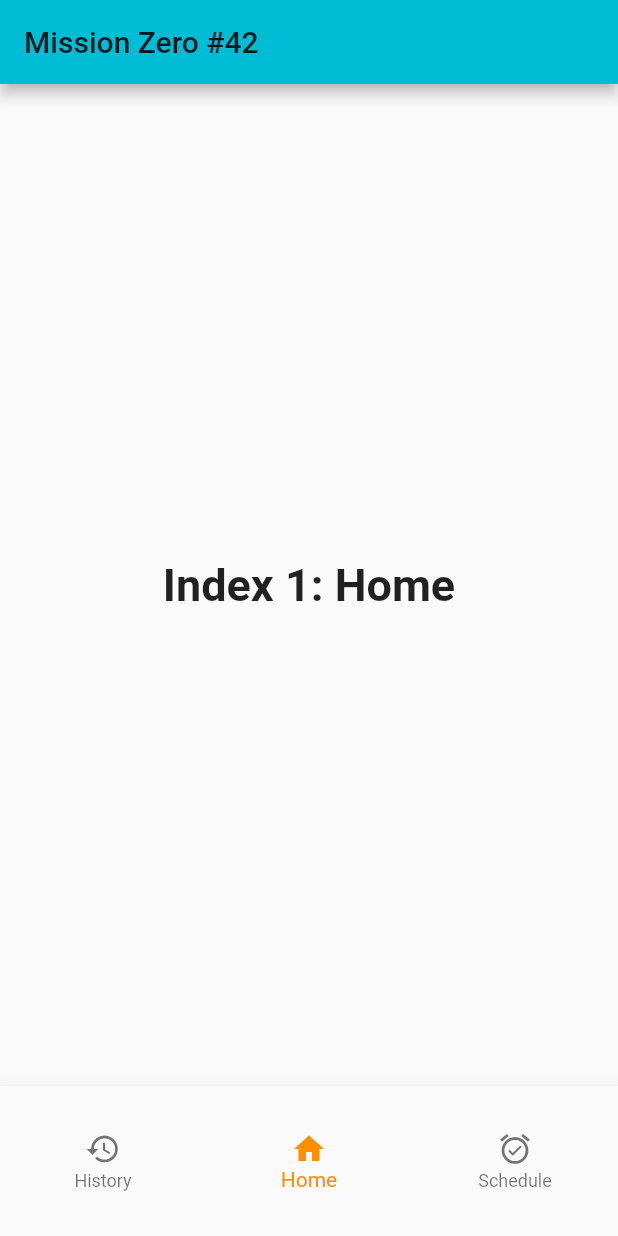
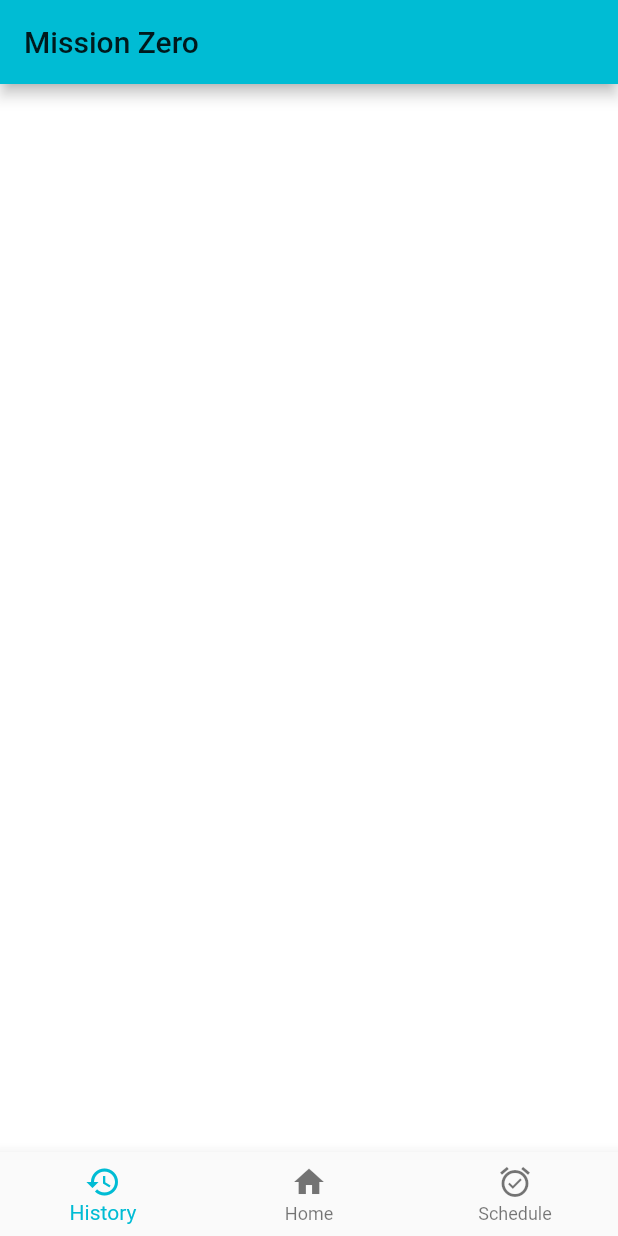
Before and after one commit to LukasPoque/mission_zero, a Flutter app: the screen it shows after launch, on a phone screen of 412 x 824 dp. Run offline on Flutter 3.47's test engine with Material 2 defaults, Android fonts, the phone set to English and light mode, and no system bars.

Commit message:
add history page

```diff
--- /dev/null
+++ b/lib/history_page.dart
@@ -0,0 +1,14 @@
+import 'package:flutter/material.dart';
+
+class HistoryPage extends StatelessWidget {
+  final Color color;
+
+  HistoryPage(this.color);
+
+  @override
+  Widget build(BuildContext context) {
+    return Container(
+      color: color,
+    );
+  }
+}
--- a/lib/main.dart
+++ b/lib/main.dart
@@ -1,4 +1,5 @@
 import 'package:flutter/material.dart';
+import 'package:mission_zero/history_page.dart';
 
 void main() => runApp(MyApp());
 
@@ -21,65 +22,75 @@ class MyHomePage extends StatefulWidget {
   final String title;
 
   @override
-  _MyHomePageState createState() => _MyHomePageState();
+  State<StatefulWidget> createState() {
+    return _MyHomePageState();
+  }
 }
 
 class _MyHomePageState extends State<MyHomePage> {
-  int _selectedIndex = 1;
-
-  static const TextStyle optionStyle =
-      TextStyle(fontSize: 30, fontWeight: FontWeight.bold);
-  static const List<Widget> _widgetOptions = <Widget>[
-    Text(
-      'Index 0: History',
-      style: optionStyle,
-    ),
-    Text(
-      'Index 1: Home',
-      style: optionStyle,
-    ),
-    Text(
-      'Index 2: Schedule',
-      style: optionStyle,
-    ),
-  ];
-
-  void _onItemTapped(int index) {
-    setState(() {
-      _selectedIndex = index;
-    });
-  }
+  PageController _pageController;
+  int _index = 0;
 
   @override
   Widget build(BuildContext context) {
     return Scaffold(
       appBar: AppBar(
-          title: const Text('Mission Zero #42'),
+        title: Text('Mission Zero'),
       ),
-        body: Center(
-          child: _widgetOptions.elementAt(_selectedIndex),
+      body: new PageView(
+        children: [
+          new HistoryPage(Colors.white),
+          new Container(color: Colors.blue),
+          new Container(color: Colors.grey)
+        ],
+        controller: _pageController,
+        onPageChanged: onIndexChanged,
       ),
-        bottomNavigationBar: SizedBox(
-          height: 100,
-          child: BottomNavigationBar(
-            items: const <BottomNavigationBarItem>[
+      bottomNavigationBar: BottomNavigationBar(
+        onTap: onTabTapped,
+        currentIndex: _index,
+        items: [
           BottomNavigationBarItem(
-                icon: Icon(Icons.history),
-                title: Text('History'),
+            icon: new Icon(Icons.history),
+            title: new Text('History'),
           ),
           BottomNavigationBarItem(
-                icon: Icon(Icons.home),
-                title: Text('Home'),
+            icon: new Icon(Icons.home),
+            title: new Text('Home'),
           ),
           BottomNavigationBarItem(
               icon: Icon(Icons.alarm_on),
-                title: Text('Schedule'),
+              title: Text('Schedule')
+          )
+        ],
       ),
-            ],
-            currentIndex: _selectedIndex,
-            selectedItemColor: Colors.amber[800],
-            onTap: _onItemTapped,
-          ),
-        ));
+    );
   }
+
+  void onTabTapped(int index) {
+    _pageController.animateToPage(
+        index,
+        duration: const Duration(milliseconds: 300),
+        curve: Curves.ease
+    );
   }
+
+  void onIndexChanged(int index){
+    setState((){
+      this._index = index;
+    });
+  }
+
+  @override
+  void initState() {
+    super.initState();
+    _pageController = new PageController();
+  }
+
+  @override
+  void dispose(){
+    super.dispose();
+    _pageController.dispose();
+  }
+
+}
```
Lines whose indentation alone changed are shown as unchanged.
